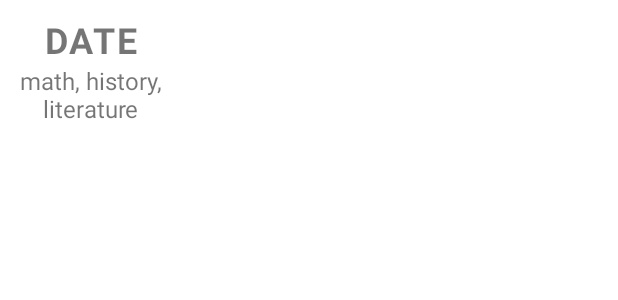
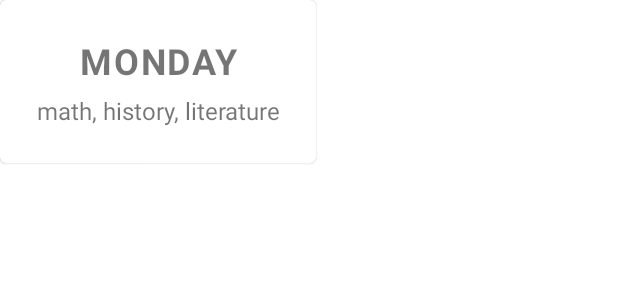
Before and after one commit to Az3r/Android.StudentManager, an Android app: the layout item_schedule_master.xml on its own in the app's theme, with its tools: preview values and no code run, on a phone screen of 412 x 824 dp. Shown: the top 300 px of the screen. Run offline under Robolectric (Android 15) with nearby library versions, the phone set to English and light mode, and no system bars.

Commit message:
+ small change to item_schedule_master.xml

```diff
--- a/app/src/main/java/tkpm/doan/student/MainApplication.java
+++ b/app/src/main/java/tkpm/doan/student/MainApplication.java
@@ -6,4 +6,8 @@ import dagger.hilt.android.HiltAndroidApp;
 
 @HiltAndroidApp
 public class MainApplication extends Application {
+    @Override
+    public void onCreate() {
+        super.onCreate();
+    }
 }
--- a/app/src/main/java/tkpm/doan/student/ui/student/ScheduleAdapter.java
+++ b/app/src/main/java/tkpm/doan/student/ui/student/ScheduleAdapter.java
@@ -45,8 +45,8 @@ public final class ScheduleAdapter extends BaseAdapter {
             view = LayoutInflater.from(context).inflate(R.layout.item_schedule_master, viewGroup, false);
         }
 
-        Schedule item = (Schedule) getItem(i);
-        bind(view, item);
+//        Schedule item = (Schedule) getItem(i);
+//        bind(view, item);
 
         return view;
     }
--- /dev/null
+++ b/app/src/main/java/tkpm/doan/student/ui/student/StudentViewModel.java
@@ -0,0 +1,4 @@
+package tkpm.doan.student.ui.student;
+
+public class StudentViewModel {
+}
--- a/app/src/main/res/layout/item_schedule_master.xml
+++ b/app/src/main/res/layout/item_schedule_master.xml
@@ -1,25 +1,31 @@
 <?xml version="1.0" encoding="utf-8"?>
-<LinearLayout xmlns:android="http://schemas.android.com/apk/res/android"
-    android:layout_width="120dp"
-    android:layout_height="120dp"
-    android:padding="10dp"
-    android:orientation="vertical">
+<com.google.android.material.card.MaterialCardView xmlns:android="http://schemas.android.com/apk/res/android"
+    android:layout_width="wrap_content"
+    android:layout_height="wrap_content">
+
+    <LinearLayout
+        android:layout_width="wrap_content"
+        android:layout_height="wrap_content"
+        android:orientation="vertical"
+        android:padding="24dp">
 
         <TextView
             android:id="@+id/schedule_date"
             android:layout_width="match_parent"
             android:layout_height="wrap_content"
             android:letterSpacing="0.05"
+            android:text="Monday"
             android:textAlignment="center"
             android:textAllCaps="true"
-        android:text="date"
-        android:textStyle="bold"
-        android:textSize="24sp" />
+            android:textSize="24sp"
+            android:textStyle="bold" />
 
         <TextView
+            android:paddingTop="6dp"
             android:id="@+id/schedule_subject_list"
             android:layout_width="match_parent"
-        android:layout_height="match_parent"
-        android:textAlignment="center"
-        android:text="math, history, literature"/>
+            android:layout_height="wrap_content"
+            android:text="math, history, literature"
+            android:textAlignment="center" />
     </LinearLayout>
+</com.google.android.material.card.MaterialCardView>
--- a/build.gradle
+++ b/build.gradle
@@ -1,6 +1,7 @@
 // Top-level build file where you can add configuration options common to all sub-projects/modules.
 buildscript {
     ext.nav_version = '2.3.0'
+    ext.hilt_version = '2.28-alpha'
     repositories {
         google()
         jcenter()
@@ -8,7 +9,7 @@ buildscript {
     dependencies {
         classpath "com.android.tools.build:gradle:4.0.1"
         classpath "androidx.navigation:navigation-safe-args-gradle-plugin:$nav_version"
-        classpath 'com.google.dagger:hilt-android-gradle-plugin:2.28-alpha'
+        classpath "com.google.dagger:hilt-android-gradle-plugin:$hilt_version"
         // NOTE: Do not place your application dependencies here; they belong
         // in the individual module build.gradle files
     }
```
Also changed, not shown: app/build.gradle (+9 -2 lines), app/src/main/java/tkpm/doan/student/ui/student/ScheduleFragment.java (+13 -9 lines), app/src/main/res/layout/fragment_student_schedule.xml (+2 -18 lines). Lines whose indentation alone changed are shown as unchanged.
